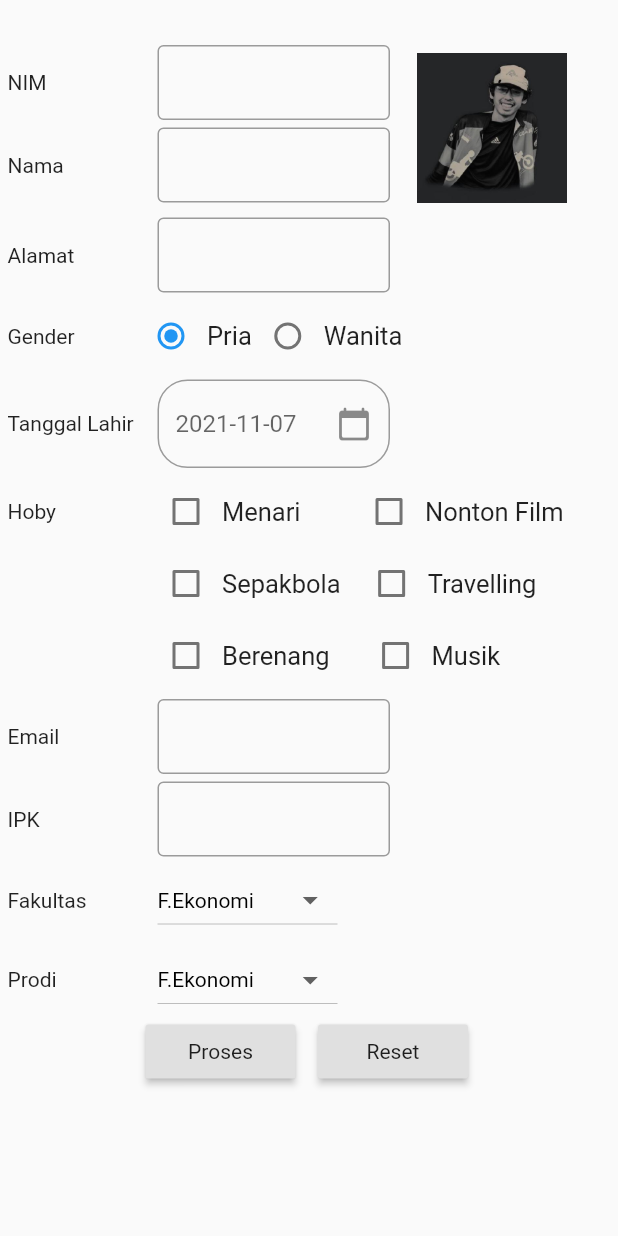
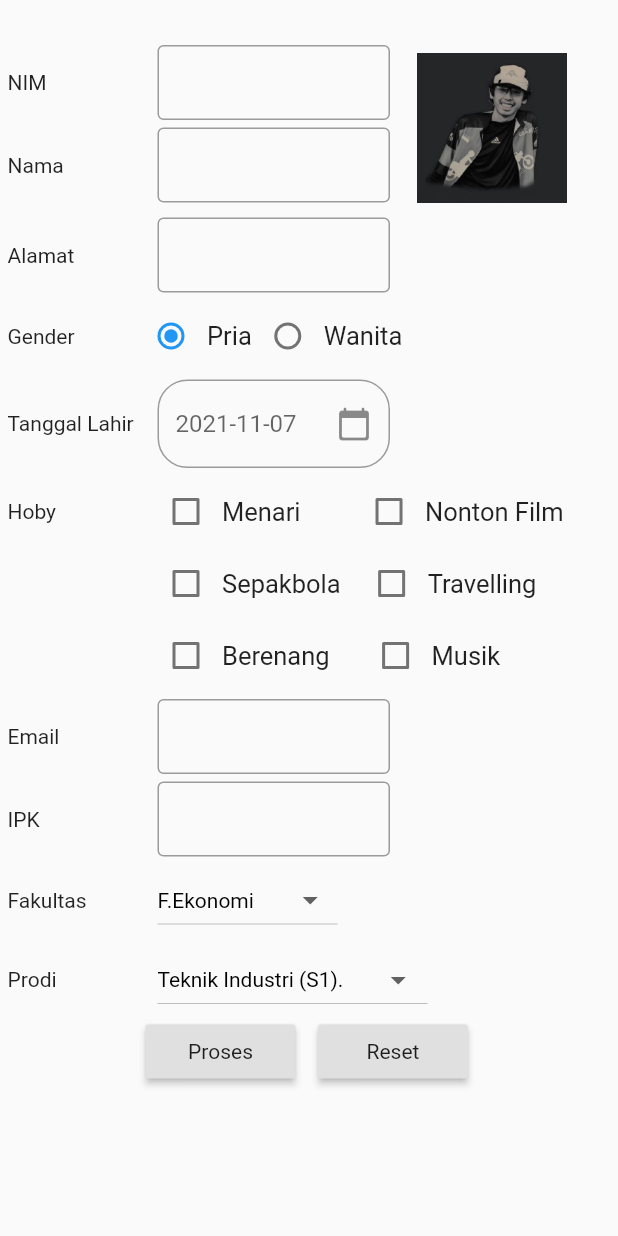
Before and after one commit to Vald00s/Flutter_Form_Pendaftaran, a Flutter app: the Home screen opened directly, after a tap on "Reset", on a phone screen of 412 x 824 dp. Run offline on Flutter 3.47's test engine with Material 2 defaults, Android fonts, the phone set to English and light mode, and no system bars; our stand-ins replace image_picker.

Commit message:
front end
Tinggal membuat backend

```diff
--- a/lib/nilaib.dart
+++ b/lib/nilaib.dart
@@ -34,7 +34,6 @@ class _HomeState extends State<Home> {
   final firstDate = DateTime(2000, 1);
   final lastDate = DateTime(2021, 12);
   String g = "Pria";
-
   bool value = false;
   bool value2 = false;
   bool value3 = false;
@@ -61,7 +60,7 @@ class _HomeState extends State<Home> {
   );
   String? fakultas;
   String? prodi;
-  List _listfakultas = [
+  List<String> _listfakultas = [
     'F.Ekonomi',
     'F.Teknik',
     'F.Sosial Politik',
@@ -69,14 +68,39 @@ class _HomeState extends State<Home> {
     'F.Hukum',
     'F.Psikologi',
   ];
-  List _myprodi = [
-    "Clara",
-    "John",
-    "Rizal",
-    "Steve",
-    "Laurel",
-    "Bernard",
-    "Miechel"
+  List<String> _prodteknik = [
+    "Teknik Industri (S1).",
+    "Teknik Sipil (S1).",
+    "Teknik Mesin (S1).",
+    "Teknik Arsitektur (S1).",
+    "Teknik Elektro (S1).",
+    "Teknik Informatika (S1).",
+    "Magister Teknik (S2)."
+  ];
+  List<String> _prodekonomi = [
+    "Ekonomi Manajemen (S1).",
+    "Ekonomi Akuntansi (S1).",
+    "Ekonomi Pembangunan (S1).",
+    "Magister Manajemen (S2).",
+    "Doktor Ilmu Ekonomi (S3)."
+  ];
+  List<String> _prodsosopol = [
+    "Administrasi Negara (S1)",
+    "Administrasi Niaga (S1)",
+    "Ilmu Komunikasi (S1)",
+    "Magister Administrasi (S2)",
+    "Doktor Ilmu Administrasi (S3)"
+  ];
+  List<String> _prodsastra = ["Sastra Jepang (S1).", "Sastra Inggris (S1)."];
+  List<String> _prodhukum = [
+    "Ilmu Hukum (S1).",
+    "Magister Ilmu Hukum (S2).",
+    "Doktor Ilmu Hukum (S3)."
+  ];
+  List<String> _prodpsikologi = [
+    "Psikologi (S1).",
+    "Psikologi Jenjang Profesi (S2).",
+    "Magister Psikologi (S2)."
   ];
   String? valueChoose;
   //
@@ -102,8 +126,8 @@ class _HomeState extends State<Home> {
       value6 = false;
       email.text = "";
       ipk.text = "";
-      fakultas = "F.Ekonomi";
-      prodi = "F.Ekonomi";
+      fakultas = _listfakultas[0];
+      prodi = _prodteknik[0];
     });
   }
 
@@ -601,21 +625,14 @@ class _HomeState extends State<Home> {
               child: DropdownButton<String>(
                 value: fakultas,
                 style: TextStyle(color: Colors.black),
-                items: <String>[
-                  'F.Ekonomi',
-                  'F.Teknik',
-                  'F.Sosial Politik',
-                  'F.Sastra',
-                  'F.Hukum',
-                  'F.Psikologi',
-                ].map<DropdownMenuItem<String>>((String value) {
-                  return DropdownMenuItem<String>(
+                items: _listfakultas.map((String? value) {
+                  return DropdownMenuItem(
+                    child: Text(value!),
                     value: value,
-                    child: Text(value),
                   );
                 }).toList(),
                 hint: Text(
-                  "Pilih",
+                  " ",
                   style: TextStyle(
                     color: Colors.black,
                     fontSize: 5,
@@ -646,25 +663,18 @@ class _HomeState extends State<Home> {
               ),
             ),
             Container(
-              width: 120,
+              width: 180,
               child: DropdownButton<String>(
                 value: prodi,
                 style: TextStyle(color: Colors.black),
-                items: <String>[
-                  'F.Ekonomi',
-                  'F.Teknik',
-                  'F.Sosial Politik',
-                  'F.Sastra',
-                  'F.Hukum',
-                  'F.Psikologi',
-                ].map<DropdownMenuItem<String>>((String value) {
-                  return DropdownMenuItem<String>(
+                items: _prodteknik.map((String? value) {
+                  return DropdownMenuItem(
+                    child: Text(value!),
                     value: value,
-                    child: Text(value),
                   );
                 }).toList(),
                 hint: Text(
-                  "Pilih",
+                  " ",
                   style: TextStyle(
                     color: Colors.black,
                     fontSize: 5,
```
